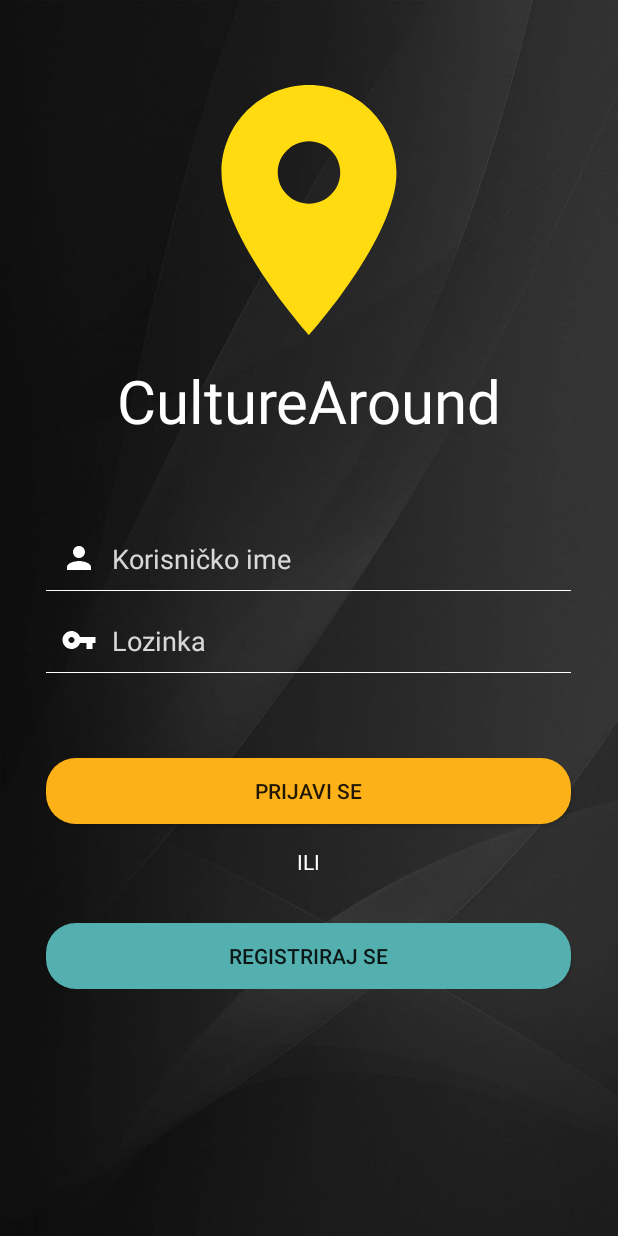
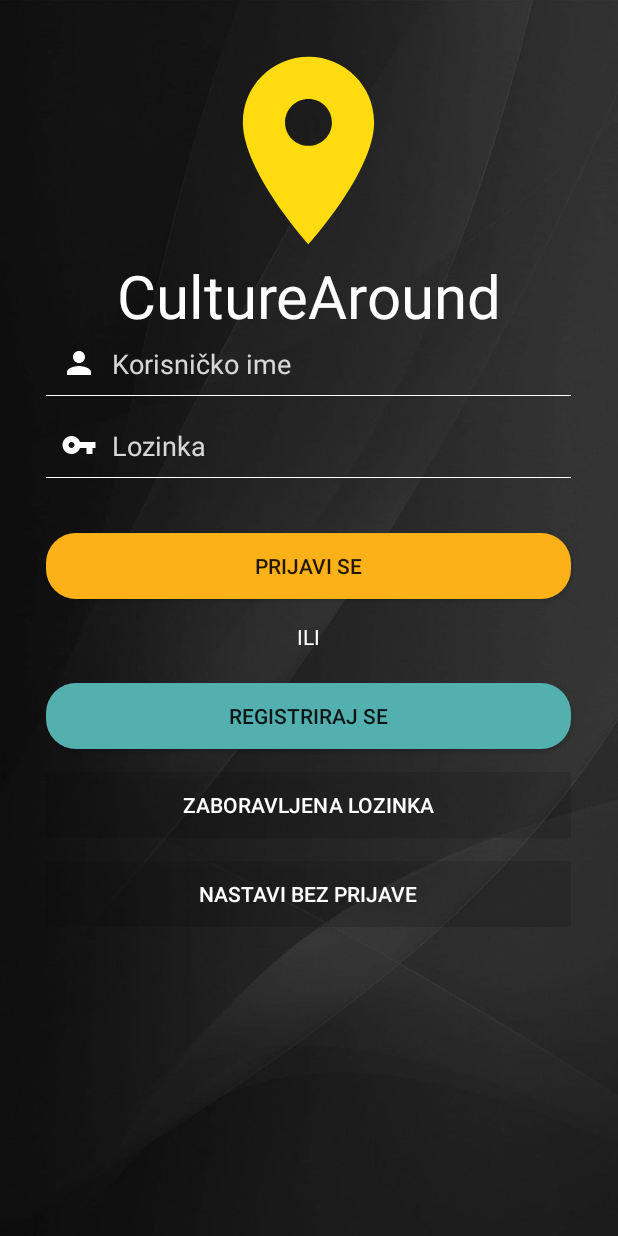
Before and after one commit to AIR-FOI-HR/AIR1920, an Android app: the screen it shows after launch (LoginActivity), on a phone screen of 412 x 824 dp. Run offline under Robolectric (Android 15) with nearby library versions, the phone set to English and light mode, and no system bars; our stand-ins replace Firebase (no records; nobody signed in at launch, a user with empty details on screens opened directly), Room's generated code.

Commit message:
Postavljena prijava korisnika putem firebase-a.
Unutar LoginActivityja je ignorirano/zakomentirano dosta koda čiju je funkcionalnost zamijenio firebase authentication.
Promjenjen xml od istog activityja tako da stanu još 2 gumba: jedan za zaboravljenu lozinku i drugi za nastavak korištenja bez prijave korisnika.

```diff
--- a/app/src/main/java/com/example/culturearound/Firebase/FirebaseHelper.java
+++ b/app/src/main/java/com/example/culturearound/Firebase/FirebaseHelper.java
@@ -3,6 +3,7 @@ package com.example.culturearound.Firebase;
 import android.content.Context;
 import android.net.ConnectivityManager;
 import android.net.NetworkInfo;
+import android.util.Log;
 import android.widget.Toast;
 
 import com.google.firebase.auth.FirebaseAuth;
@@ -26,10 +27,12 @@ public abstract class FirebaseHelper {
                 = (ConnectivityManager) mContext.getSystemService(Context.CONNECTIVITY_SERVICE);
         if(connectivityManager.getNetworkInfo(ConnectivityManager.TYPE_MOBILE).getState() == NetworkInfo.State.CONNECTED ||
                 connectivityManager.getNetworkInfo(ConnectivityManager.TYPE_WIFI).getState() == NetworkInfo.State.CONNECTED) {
+            Log.d("FirebaseTag", "Internet dostupan.");
             return true;
         }
         else{
             Toast.makeText(mContext, "Internet nije dostupan!", Toast.LENGTH_LONG).show();
+            Log.d("FirebaseTag", "Internet nedostupan.");
             return false;
         }
     }
--- a/app/src/main/java/com/example/culturearound/LoginActivity.java
+++ b/app/src/main/java/com/example/culturearound/LoginActivity.java
@@ -12,6 +12,7 @@ import androidx.appcompat.app.AppCompatActivity;
 
 import com.example.core.DataLoadedListener;
 import com.example.core.DataLoader;
+import com.example.culturearound.Firebase.LoginHelper;
 import com.example.database.Entities.Korisnik;
 import com.example.database.Entities.Lokacija;
 import com.example.database.Entities.Znamenitost;
@@ -28,6 +29,8 @@ public class LoginActivity extends AppCompatActivity implements DataLoadedListen
     private Button Register;
     private Button ForgottenPassword;
     private Button UnregisteredUser;
+
+    LoginHelper loginHelper;
 
     @Override
     protected void onCreate(@Nullable Bundle savedInstanceState) {
@@ -59,7 +62,8 @@ public class LoginActivity extends AppCompatActivity implements DataLoadedListen
                 startActivity(intent);
             }
         });
-/*
+
+        /*
         ForgottenPassword.setOnClickListener(new View.OnClickListener() {
             @Override
             public void onClick(View v) {
@@ -76,17 +80,20 @@ public class LoginActivity extends AppCompatActivity implements DataLoadedListen
 
          */
 
+        //Firebase od ovdje:
+        loginHelper = new LoginHelper(this);
     }
 
     private List<Korisnik> users = new ArrayList<Korisnik>();
 
     private void validateInformation (String username, String password) {
-        Boolean userExist = false;
+        //Boolean userExist = false;
 
-        if(username.isEmpty() || password.isEmpty() ){
+        if(username.isEmpty() || password.isEmpty()){
             Toast.makeText(this, "Niste unijeli korisničke podatke.", Toast.LENGTH_LONG).show();
         }
         else {
+            /*
             for (Korisnik user : users ){
                 if(username.equals(user.getKorisnicko_ime()) && password.equals(user.getLozinka())){
                     userExist=true;
@@ -95,10 +102,18 @@ public class LoginActivity extends AppCompatActivity implements DataLoadedListen
                     this.finish();
                 }
             }
-
             if(userExist == false) {
                 Toast.makeText(this, "Unijeli ste pogrešne korisničke podatke.", Toast.LENGTH_LONG).show();
             }
+            */
+
+            //Firebase od ovdje:
+            loginHelper.signOut();
+            loginHelper.signIn(username, password);
+
+            Intent intent = new Intent(LoginActivity.this, MainActivity.class);
+            startActivity(intent);
+            this.finish();
         }
     }
 
--- a/app/src/main/res/layout/activity_login.xml
+++ b/app/src/main/res/layout/activity_login.xml
@@ -5,15 +5,12 @@
         android:layout_height="match_parent"
         xmlns:tools="http://schemas.android.com/tools"
         android:background="@drawable/template"
-        tools:context=".LoginActivity"
-    >
+        tools:context=".LoginActivity">
 
         <ImageView
             android:id="@+id/logo"
             style="@style/logo"
-            android:src="@drawable/ic_loo"
-
-            />
+            android:src="@drawable/ic_loo"/>
 
         <TextView
             android:layout_width="wrap_content"
@@ -21,14 +18,13 @@
             android:textColor="@android:color/white"
             android:text="@string/app_name"
             android:layout_centerHorizontal="true"
-            android:layout_marginTop="240dp"
-            android:textSize="40dp"
-            />
+            android:layout_marginTop="170dp"
+            android:textSize="40dp"/>
 
         <LinearLayout
             android:layout_width="match_parent"
             android:layout_height="wrap_content"
-            android:layout_marginTop="350dp"
+            android:layout_marginTop="220dp"
             android:gravity="center"
             android:orientation="vertical">
 
@@ -55,7 +51,7 @@
         <LinearLayout
             android:layout_width="match_parent"
             android:layout_height="wrap_content"
-        android:layout_marginTop="470dp"
+            android:layout_marginTop="320dp"
             android:gravity="center"
             android:orientation="vertical">
 
@@ -75,10 +71,22 @@
             <Button
                 android:id="@+id/register_button"
                 style="@style/BlueButton"
-            android:layout_marginTop="15dp"
+                android:layout_marginTop="5dp"
                 android:text="@string/register_button_text" />
 
-
+            <Button
+                android:id="@+id/lozinka_button"
+                style="@style/BlueButton"
+                android:background="@color/common_google_signin_btn_text_dark_disabled"
+                android:textColor="#ffffff"
+                android:layout_marginTop="15dp"
+                android:text="Zaboravljena lozinka" />
+            <Button
+                android:id="@+id/bez_prijave_button"
+                style="@style/BlueButton"
+                android:background="@color/common_google_signin_btn_text_dark_disabled"
+                android:textColor="#ffffff"
+                android:layout_marginTop="15dp"
+                android:text="Nastavi bez prijave" />
         </LinearLayout>
-
     </RelativeLayout>
--- a/app/src/main/res/values/styles.xml
+++ b/app/src/main/res/values/styles.xml
@@ -23,9 +23,9 @@
     </style>
 
     <style name="logo">
-        <item name="android:layout_width">200dp</item>
-        <item name="android:layout_height">200dp</item>
-        <item name="android:layout_marginTop">40dp</item>
+        <item name="android:layout_width">150dp</item>
+        <item name="android:layout_height">150dp</item>
+        <item name="android:layout_marginTop">25dp</item>
         <item name="android:contentDescription">@string/logo_desc</item>
         <item name="android:layout_centerHorizontal">true</item>
     </style>
```
Also changed, not shown: app/src/main/java/com/example/culturearound/Firebase/LoginHelper.java (+11 -0 lines). Lines whose indentation alone changed are shown as unchanged.
